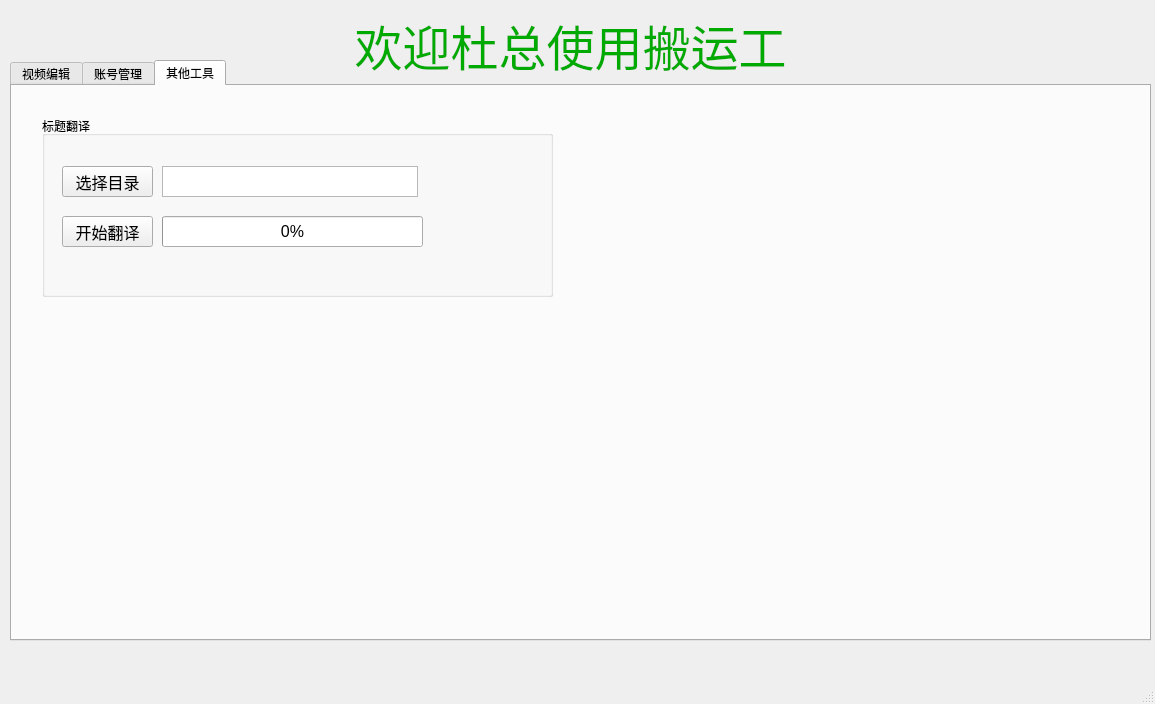
Old version of the form ui/double_page.ui in the repository FlamingJay/homework.
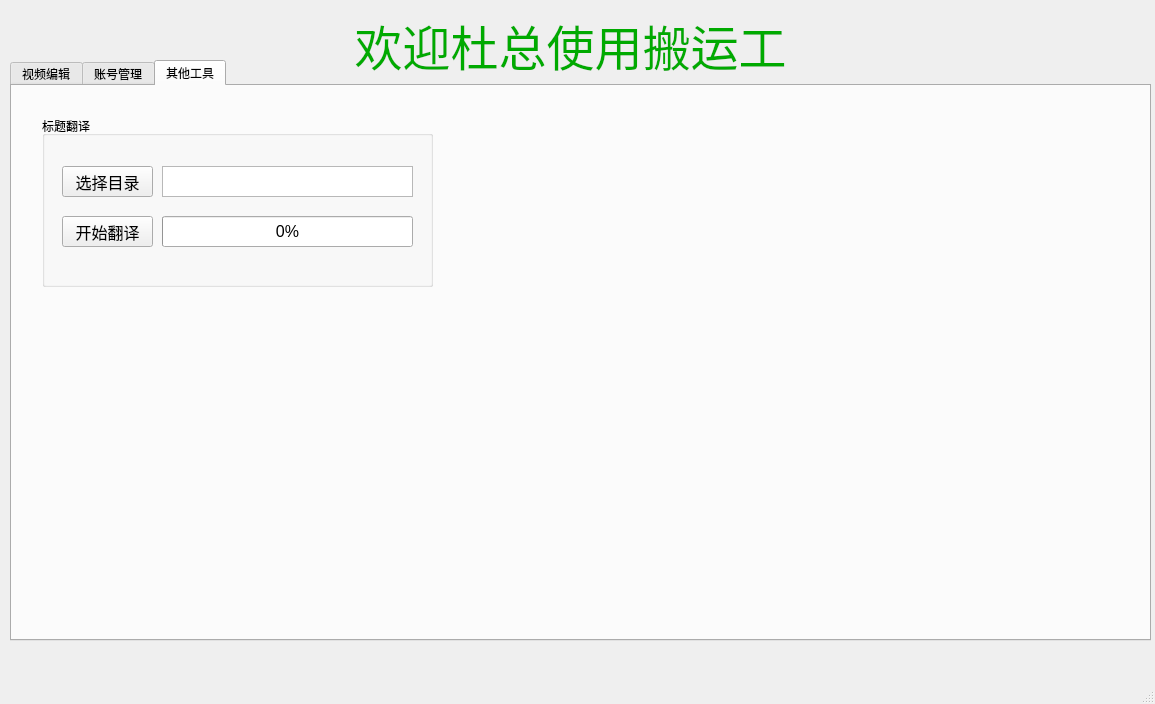
New version of the form.

Diff of the .ui file:
```diff
--- a/ui/double_page.ui
+++ b/ui/double_page.ui
@@ -1058,8 +1058,8 @@
        <rect>
         <x>30</x>
         <y>30</y>
-        <width>511</width>
-        <height>181</height>
+        <width>391</width>
+        <height>171</height>
        </rect>
       </property>
       <property name="title">
@@ -1106,7 +1106,7 @@
         <rect>
          <x>120</x>
          <y>50</y>
-         <width>256</width>
+         <width>251</width>
          <height>31</height>
         </rect>
        </property>
@@ -1121,7 +1121,7 @@
         <rect>
          <x>120</x>
          <y>100</y>
-         <width>261</width>
+         <width>251</width>
          <height>31</height>
         </rect>
        </property>
@@ -1133,6 +1133,9 @@
        <property name="value">
         <number>0</number>
        </property>
+       <property name="alignment">
+        <set>Qt::AlignCenter</set>
+       </property>
       </widget>
      </widget>
     </widget>
```
Left out of the diff: 4 changed lines with no effect on the pictures.
